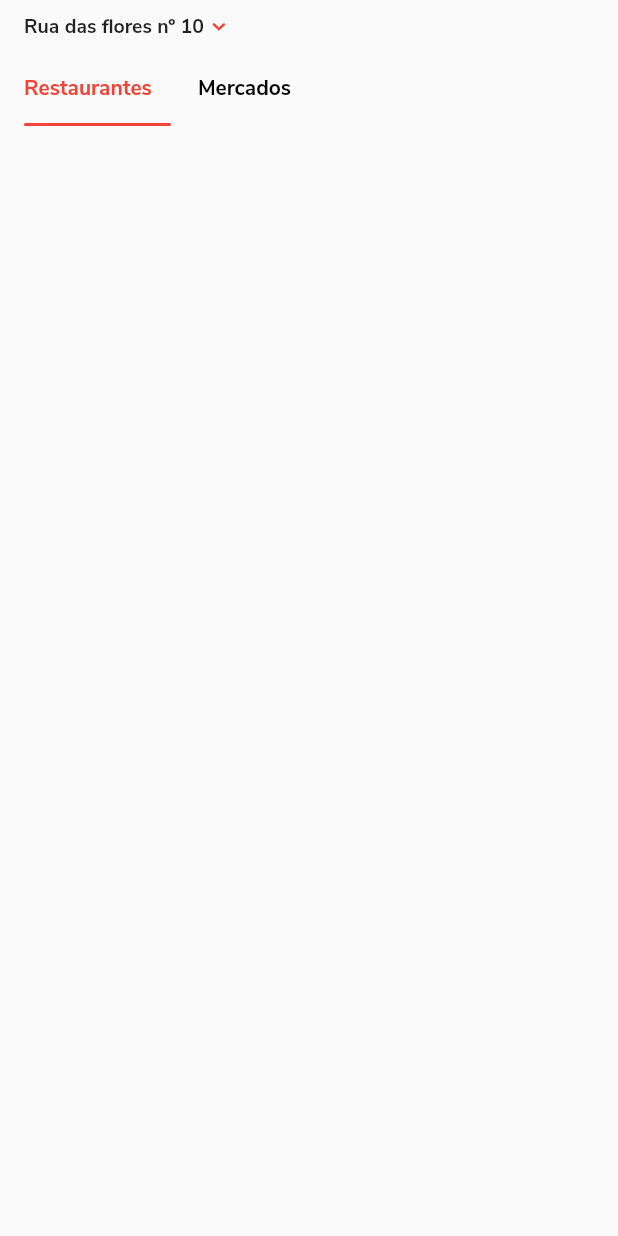
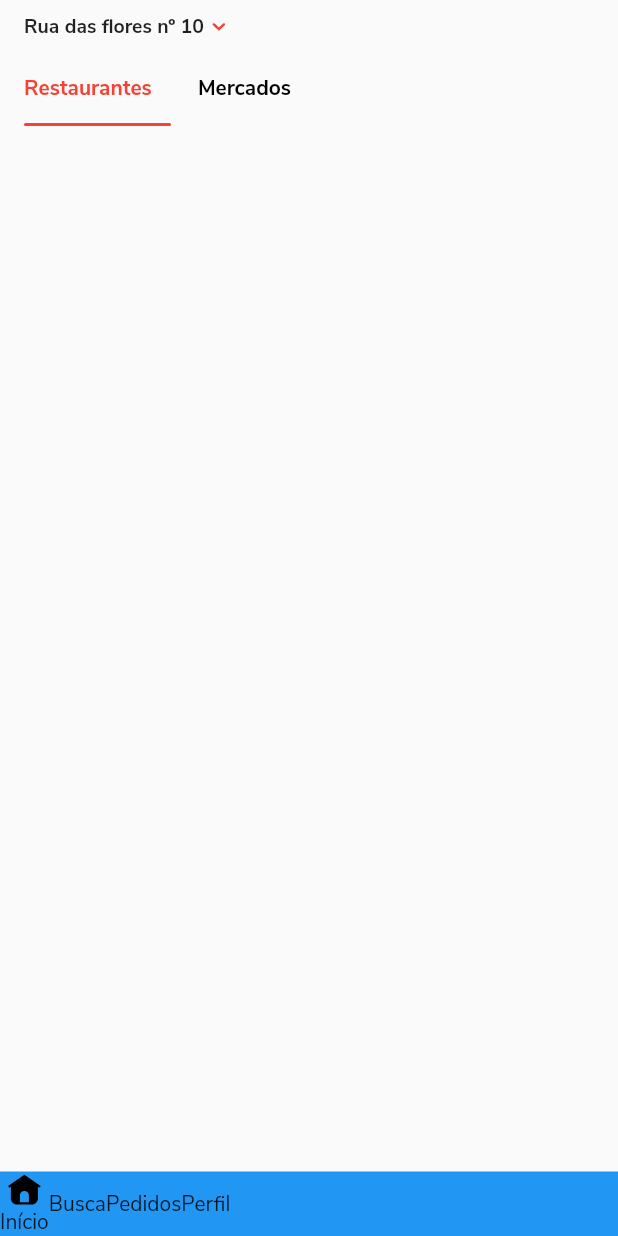
Before and after one commit to JaumGyn/ifoodClone, a Flutter app: the screen it shows after launch, on a phone screen of 412 x 824 dp. Run offline on Flutter 3.47's test engine with Material 2 defaults, Android fonts, the phone set to English and light mode, and no system bars; our stand-ins replace flutter_svg, tab_indicator_styler.

Commit message:
Atualizações

```diff
--- a/lib/core/theme/app_icons.dart
+++ b/lib/core/theme/app_icons.dart
@@ -5,6 +5,7 @@ const String pathIcons = "assets/icons/";
 
 class AppIcons {
   static const arrowDown = "${pathIcons}arrow_down.svg";
+  static const homeActive = "${pathIcons}bottom/home_active.svg";
 }
 
 class AppIcon extends StatelessWidget {
--- a/lib/views/content/components/botton_navigator_component.dart
+++ b/lib/views/content/components/botton_navigator_component.dart
@@ -1,5 +1,6 @@
 import 'package:flutter/material.dart';
 import 'package:ifood_flutter_clone/core/theme/app_colors.dart';
+import 'package:ifood_flutter_clone/core/theme/app_icons.dart';
 
 class BottonnavigatorComponent extends StatelessWidget {
   const BottonnavigatorComponent({Key key}) : super(key: key);
@@ -8,9 +9,28 @@ class BottonnavigatorComponent extends StatelessWidget {
   Widget build(BuildContext context) {
     return Container(
       decoration: BoxDecoration(
-        color: AppColors.primaryColor,
+        color: Colors.blue,
       ),
-      child: Column(),
+      child: Column(
+        children: [
+          Row(
+            children: [
+              Column(
+                children: [
+                  AppIcon(AppIcons.homeActive),
+                  Text("Início"),
+                ],
+              ),
+              Text("Busca"),
+              Text("Pedidos"),
+              Text("Perfil")
+            ],
+          ),
+          SizedBox(
+            height: MediaQuery.of(context).padding.bottom,
+          )
+        ],
+      ),
     );
   }
 }
```
